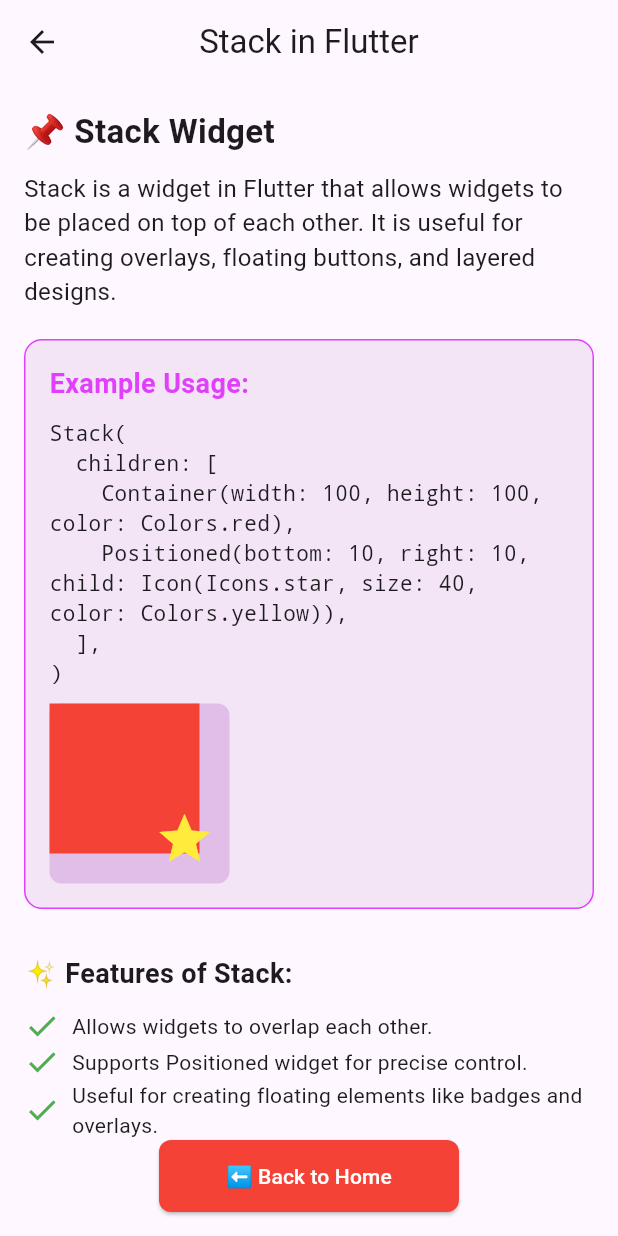
After one commit to melihalkbk/flutter_guidance, a Flutter app: the HomePage screen opened by its route, after a tap on "Go to Stack", on a phone screen of 412 x 824 dp. The commit adds this screen. Run offline on Flutter 3.47's test engine with Material 3 defaults, Android fonts, the phone set to English and light mode, and no system bars; our stand-ins replace firebase_auth, firebase_core, google_sign_in; missing offline and left inert: flutter_facebook_auth; accounts and stored records are empty.

Commit message:
add:listview and stack components to home page

```diff
--- /dev/null
+++ b/login_app/lib/components/list_view.dart
@@ -0,0 +1,159 @@
+import 'package:flutter/material.dart';
+
+class ListViewView extends StatelessWidget {
+  const ListViewView({super.key});
+
+  @override
+  Widget build(BuildContext context) {
+    return Scaffold(
+      appBar: AppBar(
+        title: const Text("ListView in Flutter"),
+        centerTitle: true,
+      ),
+      body: SingleChildScrollView(
+        child: Padding(
+          padding: const EdgeInsets.all(16.0),
+          child: Column(
+            crossAxisAlignment: CrossAxisAlignment.start,
+            children: [
+              const Text(
+                "📌 ListView Widget",
+                style: TextStyle(fontSize: 22, fontWeight: FontWeight.bold),
+              ),
+              const SizedBox(height: 10),
+              const Text(
+                "ListView is a scrolling widget that arranges its children in a single column "
+                "and allows them to be scrolled vertically. It is used to display large lists efficiently.",
+                style: TextStyle(fontSize: 16),
+              ),
+              const SizedBox(height: 20),
+
+              Container(
+                width: double.infinity,
+                padding: const EdgeInsets.all(16),
+                decoration: BoxDecoration(
+                  color: Colors.blue[50],
+                  borderRadius: BorderRadius.circular(12),
+                  border: Border.all(color: Colors.blueAccent, width: 1),
+                ),
+                child: Column(
+                  crossAxisAlignment: CrossAxisAlignment.start,
+                  children: [
+                    const Text(
+                      "Example Usage:",
+                      style: TextStyle(
+                        fontSize: 18,
+                        fontWeight: FontWeight.bold,
+                        color: Colors.blueAccent,
+                      ),
+                    ),
+                    const SizedBox(height: 10),
+                    const Text(
+                      "ListView(\n"
+                      "  children: [\n"
+                      "    ListTile(title: Text('Item 1')),\n"
+                      "    ListTile(title: Text('Item 2')),\n"
+                      "    ListTile(title: Text('Item 3')),\n"
+                      "  ],\n"
+                      ")",
+                      style: TextStyle(fontSize: 14, fontFamily: 'monospace'),
+                    ),
+                    const SizedBox(height: 10),
+                    Container(
+                      height: 200,
+                      decoration: BoxDecoration(
+                        borderRadius: BorderRadius.circular(8),
+                        color: Colors.blue[100],
+                      ),
+                      child: ListView(
+                        children: const [
+                          ListTile(
+                            title: Text(
+                              'Item 1',
+                              style: TextStyle(fontSize: 16),
+                            ),
+                          ),
+                          Divider(),
+                          ListTile(
+                            title: Text(
+                              'Item 2',
+                              style: TextStyle(fontSize: 16),
+                            ),
+                          ),
+                          Divider(),
+                          ListTile(
+                            title: Text(
+                              'Item 3',
+                              style: TextStyle(fontSize: 16),
+                            ),
+                          ),
+                        ],
+                      ),
+                    ),
+                  ],
+                ),
+              ),
+
+              const SizedBox(height: 30),
+
+              const Text(
+                "✨ Features of ListView:",
+                style: TextStyle(fontSize: 18, fontWeight: FontWeight.bold),
+              ),
+              const SizedBox(height: 10),
+              const Row(
+                children: [
+                  Icon(Icons.check, color: Colors.green),
+                  SizedBox(width: 8),
+                  Expanded(child: Text("Automatically handles scrolling.")),
+                ],
+              ),
+              const Row(
+                children: [
+                  Icon(Icons.check, color: Colors.green),
+                  SizedBox(width: 8),
+                  Expanded(
+                    child: Text(
+                      "Supports infinite lists with ListView.builder.",
+                    ),
+                  ),
+                ],
+              ),
+              const Row(
+                children: [
+                  Icon(Icons.check, color: Colors.green),
+                  SizedBox(width: 8),
+                  Expanded(
+                    child: Text(
+                      "Can be customized with ListTile, Divider, and other widgets.",
+                    ),
+                  ),
+                ],
+              ),
+
+              const SizedBox(height: 20),
+
+              Center(
+                child: SizedBox(
+                  width: 200,
+                  child: ElevatedButton(
+                    onPressed: () => Navigator.pop(context),
+                    style: ElevatedButton.styleFrom(
+                      backgroundColor: Colors.red,
+                      foregroundColor: Colors.white,
+                      padding: const EdgeInsets.symmetric(vertical: 14),
+                      shape: RoundedRectangleBorder(
+                        borderRadius: BorderRadius.circular(8),
+                      ),
+                    ),
+                    child: const Text("⬅ Back to Home"),
+                  ),
+                ),
+              ),
+            ],
+          ),
+        ),
+      ),
+    );
+  }
+}
--- /dev/null
+++ b/login_app/lib/components/stack.dart
@@ -0,0 +1,144 @@
+import 'package:flutter/material.dart';
+
+class StackView extends StatelessWidget {
+  const StackView({super.key});
+
+  @override
+  Widget build(BuildContext context) {
+    return Scaffold(
+      appBar: AppBar(title: const Text("Stack in Flutter"), centerTitle: true),
+      body: Padding(
+        padding: const EdgeInsets.all(16.0),
+        child: Column(
+          crossAxisAlignment: CrossAxisAlignment.start,
+          children: [
+            const Text(
+              "📌 Stack Widget",
+              style: TextStyle(fontSize: 22, fontWeight: FontWeight.bold),
+            ),
+            const SizedBox(height: 10),
+            const Text(
+              "Stack is a widget in Flutter that allows widgets to be placed on top of each other. "
+              "It is useful for creating overlays, floating buttons, and layered designs.",
+              style: TextStyle(fontSize: 16),
+            ),
+            const SizedBox(height: 20),
+
+            Container(
+              width: double.infinity,
+              padding: const EdgeInsets.all(16),
+              decoration: BoxDecoration(
+                color: Colors.purple[50],
+                borderRadius: BorderRadius.circular(12),
+                border: Border.all(color: Colors.purpleAccent, width: 1),
+              ),
+              child: Column(
+                crossAxisAlignment: CrossAxisAlignment.start,
+                children: [
+                  const Text(
+                    "Example Usage:",
+                    style: TextStyle(
+                      fontSize: 18,
+                      fontWeight: FontWeight.bold,
+                      color: Colors.purpleAccent,
+                    ),
+                  ),
+                  const SizedBox(height: 10),
+                  const Text(
+                    "Stack(\n"
+                    "  children: [\n"
+                    "    Container(width: 100, height: 100, color: Colors.red),\n"
+                    "    Positioned(bottom: 10, right: 10, child: Icon(Icons.star, size: 40, color: Colors.yellow)),\n"
+                    "  ],\n"
+                    ")",
+                    style: TextStyle(fontSize: 14, fontFamily: 'monospace'),
+                  ),
+                  const SizedBox(height: 10),
+                  Container(
+                    width: 120,
+                    height: 120,
+                    decoration: BoxDecoration(
+                      borderRadius: BorderRadius.circular(8),
+                      color: Colors.purple[100],
+                    ),
+                    child: Stack(
+                      children: [
+                        Container(width: 100, height: 100, color: Colors.red),
+                        const Positioned(
+                          bottom: 10,
+                          right: 10,
+                          child: Icon(
+                            Icons.star,
+                            size: 40,
+                            color: Colors.yellow,
+                          ),
+                        ),
+                      ],
+                    ),
+                  ),
+                ],
+              ),
+            ),
+
+            const SizedBox(height: 30),
+
+            const Text(
+              "✨ Features of Stack:",
+              style: TextStyle(fontSize: 18, fontWeight: FontWeight.bold),
+            ),
+            const SizedBox(height: 10),
+            const Row(
+              children: [
+                Icon(Icons.check, color: Colors.green),
+                SizedBox(width: 8),
+                Expanded(child: Text("Allows widgets to overlap each other.")),
+              ],
+            ),
+            const Row(
+              children: [
+                Icon(Icons.check, color: Colors.green),
+                SizedBox(width: 8),
+                Expanded(
+                  child: Text(
+                    "Supports Positioned widget for precise control.",
+                  ),
+                ),
+              ],
+            ),
+            const Row(
+              children: [
+                Icon(Icons.check, color: Colors.green),
+                SizedBox(width: 8),
+                Expanded(
+                  child: Text(
+                    "Useful for creating floating elements like badges and overlays.",
+                  ),
+                ),
+              ],
+            ),
+
+            const Spacer(),
+
+            Center(
+              child: SizedBox(
+                width: 200,
+                child: ElevatedButton(
+                  onPressed: () => Navigator.pop(context),
+                  style: ElevatedButton.styleFrom(
+                    backgroundColor: Colors.red,
+                    foregroundColor: Colors.white,
+                    padding: const EdgeInsets.symmetric(vertical: 14),
+                    shape: RoundedRectangleBorder(
+                      borderRadius: BorderRadius.circular(8),
+                    ),
+                  ),
+                  child: const Text("⬅ Back to Home"),
+                ),
+              ),
+            ),
+          ],
+        ),
+      ),
+    );
+  }
+}
--- a/login_app/lib/pages/home_page.dart
+++ b/login_app/lib/pages/home_page.dart
@@ -3,6 +3,8 @@ import 'package:firebase_auth/firebase_auth.dart';
 import '../services/auth_service.dart';
 import '../components/column.dart';
 import '../components/row.dart';
+import '../components/stack.dart';
+import '../components/list_view.dart';
 
 class HomePage extends StatelessWidget {
   HomePage({super.key});
@@ -108,6 +110,51 @@ class HomePage extends StatelessWidget {
                 ),
               ),
             ),
+            const SizedBox(height: 20),
+            //Stack Button
+            Center(
+              child: SizedBox(
+                width: double.infinity,
+                child: ElevatedButton(
+                  onPressed: () {
+                    Navigator.push(
+                      context,
+                      MaterialPageRoute(
+                        builder: (context) => const StackView(),
+                      ),
+                    );
+                  },
+                  style: ElevatedButton.styleFrom(
+                    backgroundColor: Colors.blue,
+                    foregroundColor: Colors.white,
+                    padding: const EdgeInsets.symmetric(vertical: 14),
+                  ),
+                  child: const Text("Go to Stack"),
+                ),
+              ),
+            ),
+            const SizedBox(height: 20),
+            Center(
+              child: SizedBox(
+                width: double.infinity,
+                child: ElevatedButton(
+                  onPressed: () {
+                    Navigator.push(
+                      context,
+                      MaterialPageRoute(
+                        builder: (context) => const ListViewView(),
+                      ),
+                    );
+                  },
+                  style: ElevatedButton.styleFrom(
+                    backgroundColor: Colors.blue,
+                    foregroundColor: Colors.white,
+                    padding: const EdgeInsets.symmetric(vertical: 14),
+                  ),
+                  child: const Text("Go to ListView"),
+                ),
+              ),
+            ),
           ],
         ),
       ),
```
